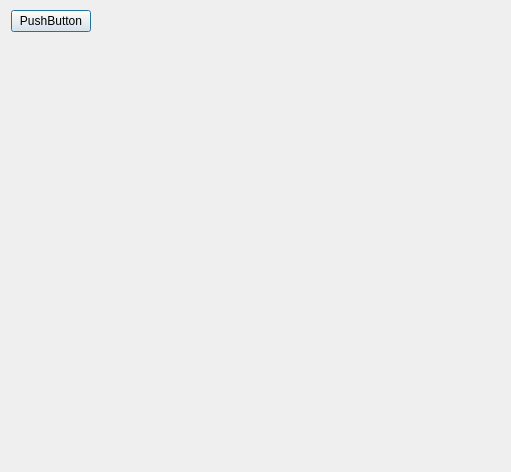
Qt form src/sheet/dialog_sheet.ui (giacomogroppi/writernote-qt) before a commit.
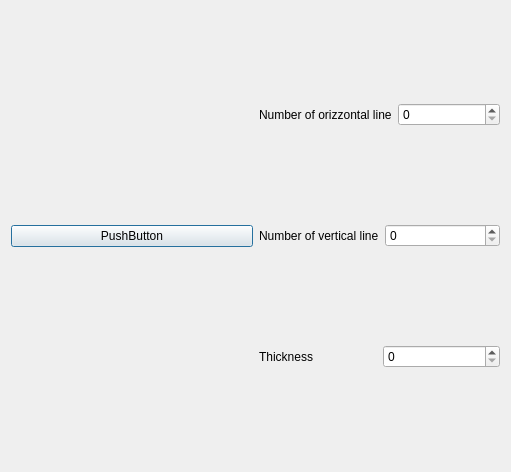
The same form after that commit.

```diff
--- a/src/sheet/dialog_sheet.ui
+++ b/src/sheet/dialog_sheet.ui
@@ -13,18 +13,11 @@
   <property name="windowTitle">
    <string>Sheet</string>
   </property>
-  <widget class="QWidget" name="horizontalLayoutWidget">
-   <property name="geometry">
-    <rect>
-     <x>11</x>
-     <y>10</y>
-     <width>491</width>
-     <height>451</height>
-    </rect>
-   </property>
    <layout class="QHBoxLayout" name="horizontalLayout">
+   <item>
+    <layout class="QHBoxLayout" name="horizontalLayout_main">
     <property name="sizeConstraint">
-     <enum>QLayout::SetFixedSize</enum>
+      <enum>QLayout::SetDefaultConstraint</enum>
     </property>
     <item>
      <widget class="QPushButton" name="pushButton">
@@ -33,8 +26,55 @@
       </property>
      </widget>
     </item>
-   </layout>
-  </widget>
+     <item>
+      <layout class="QVBoxLayout" name="verticalLayout">
+       <item>
+        <layout class="QHBoxLayout" name="horizontalLayout_2">
+         <item>
+          <widget class="QLabel" name="label">
+           <property name="text">
+            <string>Number of orizzontal line</string>
+           </property>
+          </widget>
+         </item>
+         <item>
+          <widget class="QSpinBox" name="x"/>
+         </item>
+        </layout>
+       </item>
+       <item>
+        <layout class="QHBoxLayout" name="horizontalLayout_3">
+         <item>
+          <widget class="QLabel" name="label_2">
+           <property name="text">
+            <string>Number of vertical line</string>
+           </property>
+          </widget>
+         </item>
+         <item>
+          <widget class="QSpinBox" name="y"/>
+         </item>
+        </layout>
+       </item>
+       <item>
+        <layout class="QHBoxLayout" name="horizontalLayout_4">
+         <item>
+          <widget class="QLabel" name="label_3">
+           <property name="text">
+            <string>Thickness</string>
+           </property>
+          </widget>
+         </item>
+         <item>
+          <widget class="QSpinBox" name="t"/>
+         </item>
+        </layout>
+       </item>
+      </layout>
+     </item>
+    </layout>
+   </item>
+  </layout>
  </widget>
  <resources/>
  <connections/>
```
Lines whose indentation alone changed are shown as unchanged.
